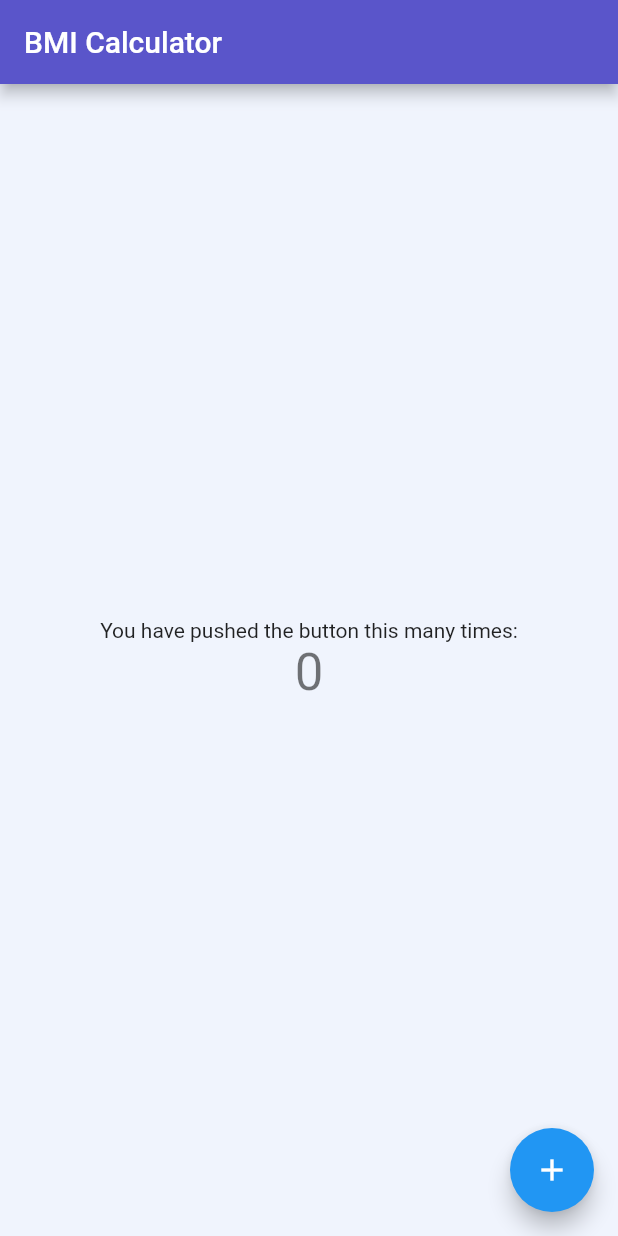
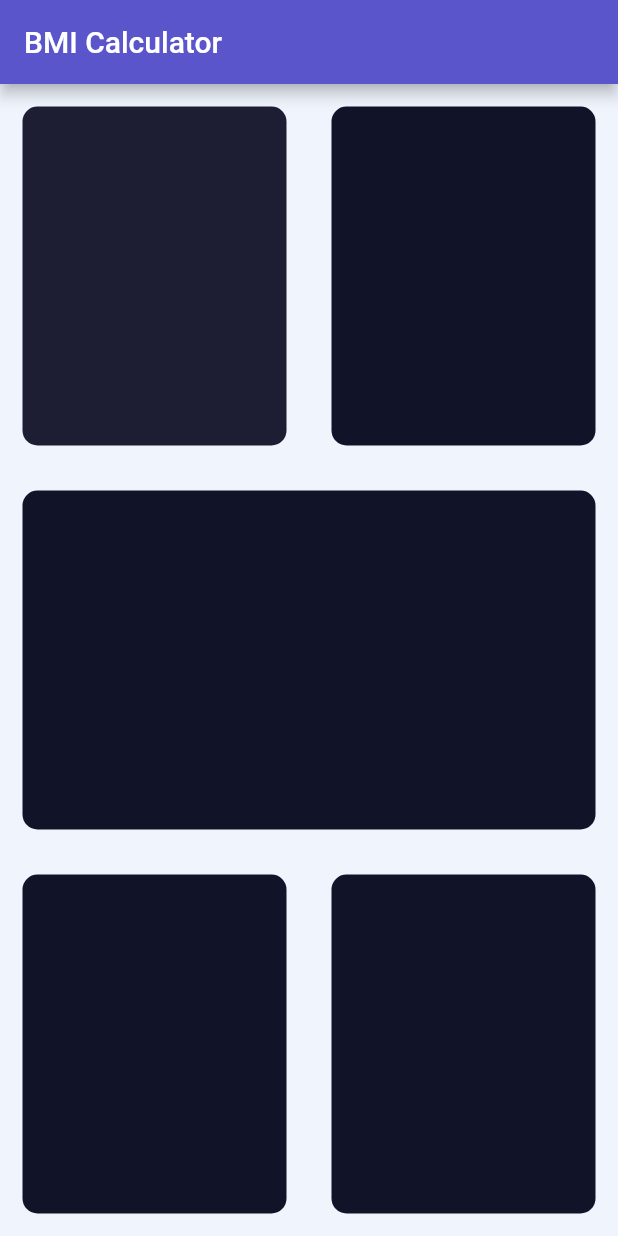
Before and after one commit to mustak/flutter-bmi-calculator, a Flutter app: the screen it shows after launch, on a phone screen of 412 x 824 dp. Run offline on Flutter 3.47's test engine with Material 2 defaults, Android fonts, the phone set to English and light mode, and no system bars.

Commit message:
add reusable cards

```diff
--- a/lib/main.dart
+++ b/lib/main.dart
@@ -16,58 +16,81 @@ class MyApp extends StatelessWidget {
         visualDensity: VisualDensity.adaptivePlatformDensity,
       ),
       darkTheme: ThemeData.dark().copyWith(
-        primaryColor: Color(0xFF0A0E21),
-        scaffoldBackgroundColor: Color(0xFF0A0E21),
+        primaryColor: Color(0xFF0A0E21), //0xFF0A0E21
+        scaffoldBackgroundColor: Color(0xFF04040C),
         visualDensity: VisualDensity.adaptivePlatformDensity,
       ),
-      home: MyHomePage(title: 'BMI Calculator'),
+      home: InputPage(title: 'BMI Calculator'),
     );
   }
 }
 
-class MyHomePage extends StatefulWidget {
-  MyHomePage({Key key, this.title}) : super(key: key);
+class InputPage extends StatefulWidget {
+  InputPage({Key key, this.title}) : super(key: key);
 
   final String title;
 
   @override
-  _MyHomePageState createState() => _MyHomePageState();
+  _InputPageState createState() => _InputPageState();
 }
 
-class _MyHomePageState extends State<MyHomePage> {
-  int _counter = 0;
-
-  void _incrementCounter() {
-    setState(() {
-      _counter++;
-    });
-  }
-
+class _InputPageState extends State<InputPage> {
   @override
   Widget build(BuildContext context) {
     return Scaffold(
       appBar: AppBar(
         title: Text(widget.title),
       ),
-      body: Center(
-        child: Column(
-          mainAxisAlignment: MainAxisAlignment.center,
-          children: <Widget>[
-            Text(
-              'You have pushed the button this many times:',
+      body: Column(
+        crossAxisAlignment: CrossAxisAlignment.stretch,
+        children: <Widget>[
+          Expanded(
+            child: Row(
+              crossAxisAlignment: CrossAxisAlignment.stretch,
+              children: [
+                ReusableCard(
+                  colour: Color(0xFF1D1E33),
+                  content: Column(
+                    children: [],
+                  ),
+                ),
+                ReusableCard(),
+              ],
             ),
-            Text(
-              '$_counter',
-              style: Theme.of(context).textTheme.headline4,
+          ),
+          ReusableCard(),
+          Expanded(
+            child: Row(
+              crossAxisAlignment: CrossAxisAlignment.stretch,
+              children: [
+                ReusableCard(),
+                ReusableCard(),
+              ],
             ),
-          ],
-        ),
-      ),
-      floatingActionButton: FloatingActionButton(
-        onPressed: _incrementCounter,
-        tooltip: 'Increment',
-        child: Icon(Icons.add),
+          ),
+        ],
       ),
     );
   }
 }
+
+class ReusableCard extends StatelessWidget {
+  final Color colour;
+  final Widget content;
+
+  ReusableCard({this.colour = const Color(0xFF111328), this.content});
+
+  @override
+  Widget build(BuildContext context) {
+    return Expanded(
+      child: Container(
+        margin: EdgeInsets.all(15),
+        child: content,
+        decoration: BoxDecoration(
+          color: colour,
+          borderRadius: BorderRadius.circular(10.0),
+        ),
+      ),
+    );
+  }
+}
```
